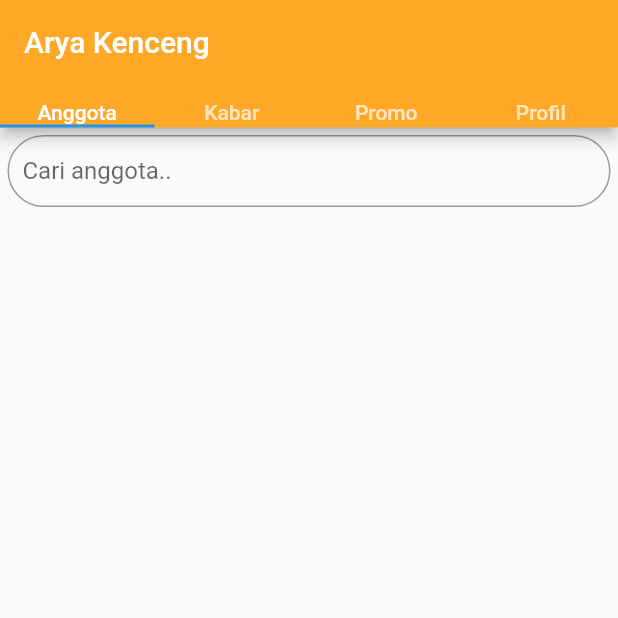
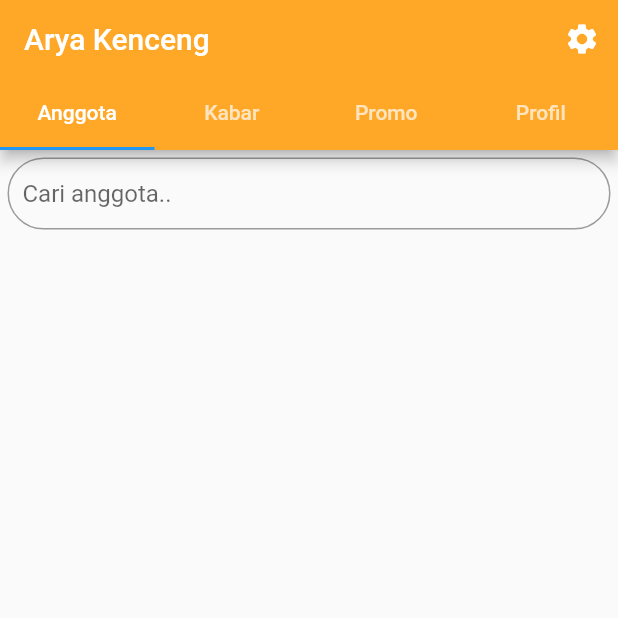
Before and after one commit to vayupranaditya/arya-kenceng-member, a Flutter app: the screen it shows after launch, on a phone screen of 412 x 824 dp, the top half of it. Run offline on Flutter 3.47's test engine with Material 2 defaults, Android fonts, the phone set to English and light mode, and no system bars; drawn by our look-alikes of auto_size_text.

Commit message:
appbar done

```diff
--- a/lib/main.dart
+++ b/lib/main.dart
@@ -34,28 +34,45 @@ class _MyHomePageState extends State<MyHomePage> {
         length: 4,
         child: Scaffold(
           appBar: PreferredSize(
-            preferredSize: Size.fromHeight(85.0),
+            preferredSize: Size.fromHeight(100.0),
             child: AppBar(
               title: Text("Arya Kenceng"),
-              bottom: TabBar(
+              actions: <Widget>[
+                IconButton(
+                  icon: Icon(Icons.settings),
+                  onPressed: () => {},
+                )
+              ],
+              bottom: PreferredSize(
+                preferredSize: Size.fromHeight(15.0),
+                child: TabBar(
                   tabs: <Widget>[
-                  AutoSizeText(
+                    Tab(
+                      child: AutoSizeText(
                         "Anggota",
                         maxLines: 1,
                       ),
-                  AutoSizeText(
+                    ),
+                    Tab(
+                      child: AutoSizeText(
                         "Kabar",
                         maxLines: 1,
                       ),
-                  AutoSizeText(
+                    ),
+                    Tab(
+                      child: AutoSizeText(
                         "Promo",
                         maxLines: 1,
                       ),
-                  AutoSizeText(
+                    ),
+                    Tab(
+                      child: AutoSizeText(
                         "Profil",
                         maxLines: 1,
                       ),
+                    ),
                   ],
+                ),
               ),
               backgroundColor: Colors.orange[400],
             ),
```
Lines whose indentation alone changed are shown as unchanged.
